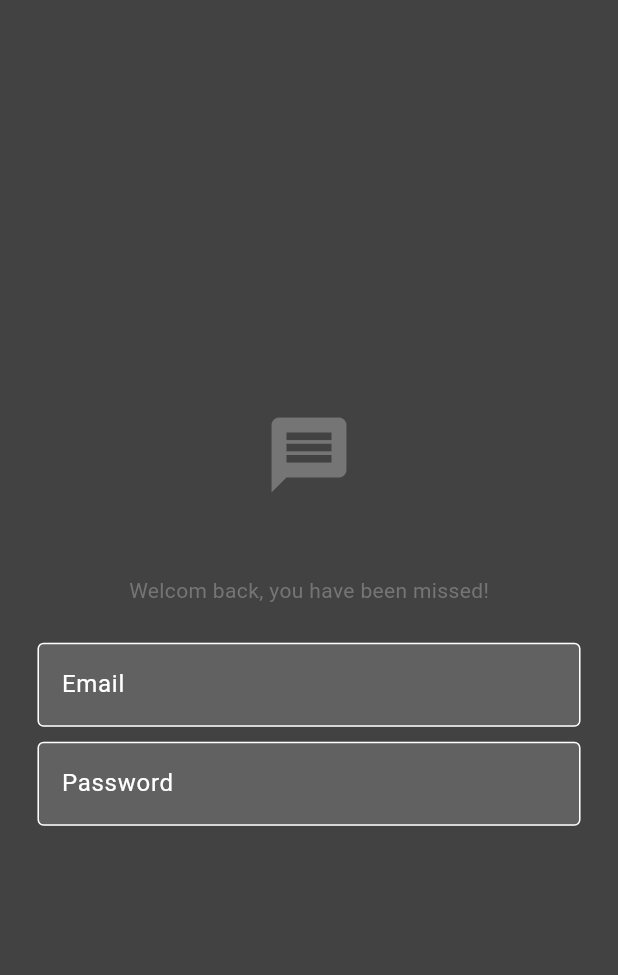
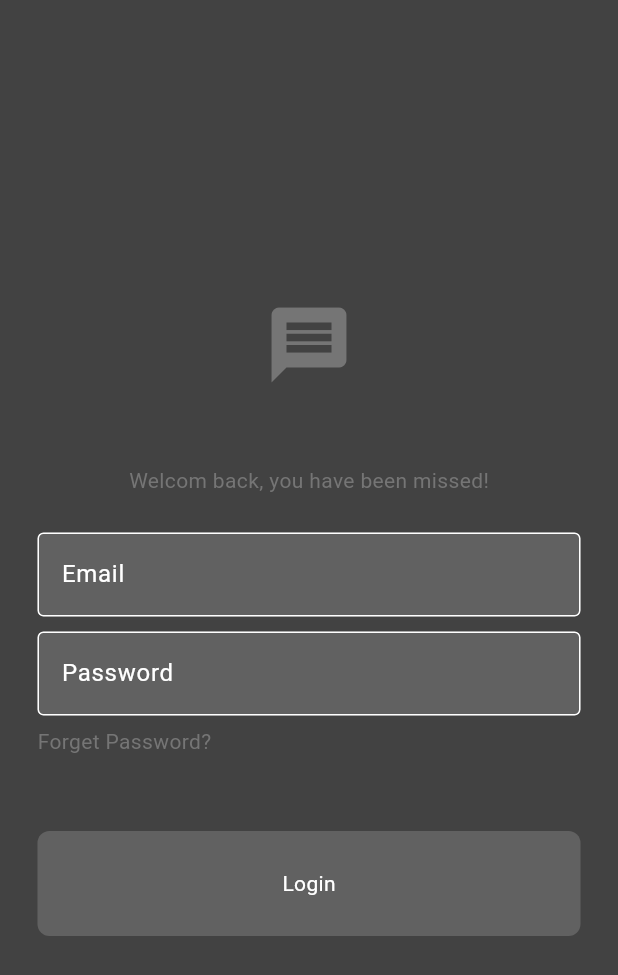
Before and after one commit to Korya25/Login_and_register_pages, a Flutter app: the screen it shows after launch, on a phone screen of 412 x 824 dp. Shown: the top 975 px of the screen. Run offline on Flutter 3.47's test engine with Material 3 defaults, Android fonts, the phone set to English and light mode, and no system bars; our stand-ins replace flutter_bloc.

Commit message:
create CustomLoginorSignupButton   and CustomForgetPassword

```diff
--- a/lib/views/screens/auth/login.dart
+++ b/lib/views/screens/auth/login.dart
@@ -1,15 +1,21 @@
 import 'package:flutter/material.dart';
+import 'package:login_and_register_pages/views/widget/custom_forget_password.dart';
+import 'package:login_and_register_pages/views/widget/custom_loginor_signup_button.dart';
 import 'package:login_and_register_pages/views/widget/custom_text_form_field.dart';
 
+// ignore: must_be_immutable
 class Login extends StatelessWidget {
   // Email and Pw controller
-
   final TextEditingController _emailTextEditingController =
       TextEditingController();
   final TextEditingController _pwTextEditingController =
       TextEditingController();
+
+  // Form Key
+  GlobalKey<FormState> formkey = GlobalKey();
+
   // Login method
-
+  void login() {}
   // tap to go to register page
 
   Login({super.key});
@@ -19,6 +25,8 @@ class Login extends StatelessWidget {
     return Scaffold(
       backgroundColor: Theme.of(context).colorScheme.surface,
       body: Center(
+        child: Form(
+          key: formkey,
           child: Column(
             mainAxisAlignment: MainAxisAlignment.center,
             children: [
@@ -47,10 +55,10 @@ class Login extends StatelessWidget {
                 hintText: 'Email',
                 keyboardType: TextInputType.emailAddress,
                 textEditingController: _emailTextEditingController,
-              validator: (String) {
+                onSaved: (value) {},
+                validator: (value) {
                   return null;
                 },
-              onSaved: (String) {},
               ),
 
               const SizedBox(height: 10),
@@ -59,15 +67,28 @@ class Login extends StatelessWidget {
               CustomTextFormField(
                 hintText: 'Password',
                 textEditingController: _pwTextEditingController,
+                onSaved: (value) {},
                 validator: (String) {
                   return null;
                 },
-              onSaved: (String) {},
               ),
+
+              const SizedBox(height: 7),
+
+              // Forget Password
+              const CustomForgetPassword(),
+
+              const SizedBox(height: 50),
+
               // Login Button
+              CustomLoginorSignupButton(
+                text: 'Login',
+                onTap: () => login,
+              ),
 
               // Register Now
             ],
+          ),
         ),
       ),
     );
--- /dev/null
+++ b/lib/views/widget/custom_forget_password.dart
@@ -0,0 +1,27 @@
+import 'package:flutter/material.dart';
+
+class CustomForgetPassword extends StatelessWidget {
+  const CustomForgetPassword({super.key});
+  // Reset Password
+  void resetPassword() {}
+  @override
+
+  // Build UI
+  Widget build(BuildContext context) {
+    return Padding(
+      padding: const EdgeInsets.only(
+        left: 25,
+      ),
+      child: Align(
+        alignment: Alignment.bottomLeft,
+        child: GestureDetector(
+          onTap: resetPassword,
+          child: Text(
+            "Forget Password?",
+            style: TextStyle(color: Theme.of(context).colorScheme.primary),
+          ),
+        ),
+      ),
+    );
+  }
+}
--- /dev/null
+++ b/lib/views/widget/custom_loginor_signup_button.dart
@@ -0,0 +1,28 @@
+import 'package:flutter/material.dart';
+
+class CustomLoginorSignupButton extends StatelessWidget {
+  const CustomLoginorSignupButton(
+      {super.key, required this.text, required this.onTap});
+  final String text;
+  final Function() onTap;
+  @override
+  Widget build(BuildContext context) {
+    return GestureDetector(
+      onTap: onTap,
+      child: Container(
+        decoration: BoxDecoration(
+          color: Theme.of(context).colorScheme.secondary,
+          borderRadius: BorderRadius.circular(8),
+        ),
+        padding: const EdgeInsets.all(25),
+        width: double.infinity,
+        margin: const EdgeInsets.symmetric(horizontal: 25),
+        child: Center(
+          child: Text(
+            text,
+          ),
+        ),
+      ),
+    );
+  }
+}
```
Lines whose indentation alone changed are shown as unchanged.
